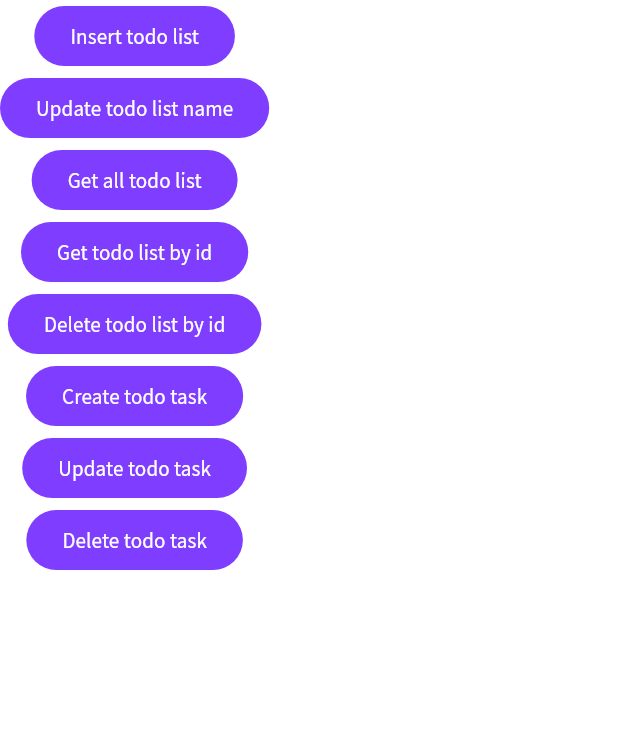
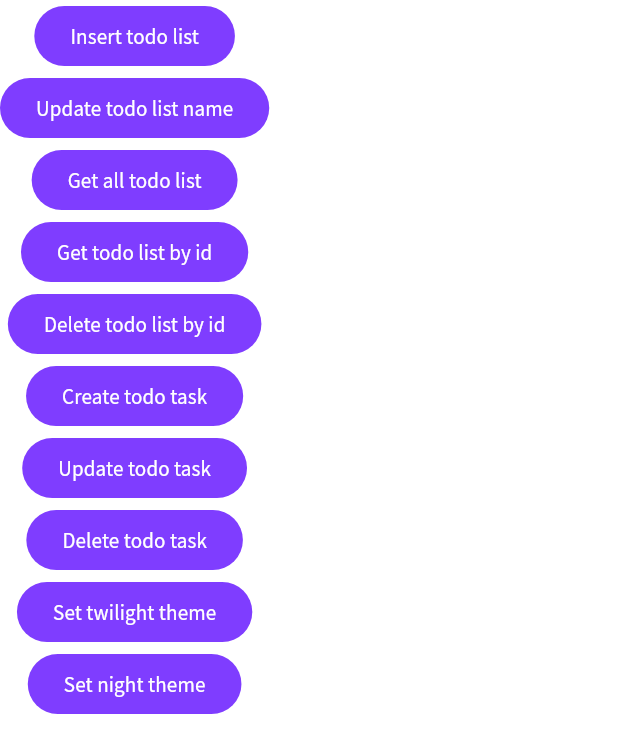
Before and after one commit to wisnukurniawan/Flutter-ToDo, a Flutter app: the screen it shows after launch, on a phone screen of 412 x 824 dp. Shown: the top 753 px of the screen. Run offline on Flutter 3.47's test engine with Material 2 defaults, Android fonts, the light colour scheme and no system bars; our stand-ins replace bloc, equatable, flutter_bloc, get_it, go_router, logger and 2 more; accounts and stored records are empty.

Commit message:
Implement theme preference

```diff
--- /dev/null
+++ b/lib/dataprovider/preference/ThemeProvider.dart
@@ -0,0 +1,15 @@
+import 'package:streaming_shared_preferences/streaming_shared_preferences.dart';
+
+class ThemeProvider {
+  final StreamingSharedPreferences preferences;
+
+  const ThemeProvider(this.preferences);
+
+  Stream<String> getTheme() {
+    return preferences.getString("theme", defaultValue: "light");
+  }
+
+  Future<bool> setTheme(String theme) async {
+    return await preferences.setString("theme", theme);
+  }
+}
--- /dev/null
+++ b/lib/dataprovider/theme_repository.dart
@@ -0,0 +1,18 @@
+import 'package:flutter_todo_list/dataprovider/preference/ThemeProvider.dart';
+import 'package:flutter_todo_list/foundation/utils/theme_parser.dart';
+
+import '../entity/theme.dart';
+
+class ThemeRepository {
+  final ThemeProvider _themeProvider;
+
+  const ThemeRepository(this._themeProvider);
+
+  Stream<Theme> getTheme() {
+    return _themeProvider.getTheme().map((event) => toTheme(event));
+  }
+
+  Future<bool> setTheme(Theme theme) async {
+    return _themeProvider.setTheme(theme.name);
+  }
+}
--- a/lib/feature/host/bloc/host_bloc.dart
+++ b/lib/feature/host/bloc/host_bloc.dart
@@ -1,18 +1,36 @@
+import 'dart:async';
+
 import 'package:bloc/bloc.dart';
-import 'package:flutter_todo_list/entity/theme.dart';
+import 'package:flutter_todo_list/dataprovider/theme_repository.dart';
 import 'package:flutter_todo_list/feature/host/bloc/host_logic.dart';
 
 import 'host_event.dart';
 import 'host_state.dart';
 
 class HostBloc extends Bloc<HostEvent, HostState> {
-  HostBloc() : super(const HostState()) {
+  HostBloc({
+    required ThemeRepository themeRepository,
+  }) : _themeRepository = themeRepository, super(const HostState()) {
     on<LoadTheme>(_onLoadTheme);
+    on<ThemeLoaded>(_onThemeLoaded);
   }
 
+  late final StreamSubscription _subscription;
+  final ThemeRepository _themeRepository;
+
   void _onLoadTheme(HostEvent event, Emitter<HostState> emit) {
-    // TODO get current theme from local
-    // Emit that
-    emit(state.copyWith(colorScheme: toColorScheme(Theme.light)));
+    _subscription = _themeRepository.getTheme().listen((theme) {
+      add(ThemeLoaded(theme: theme));
+    });
+  }
+
+  void _onThemeLoaded(ThemeLoaded event, Emitter<HostState> emit) {
+    emit(state.copyWith(colorScheme: toColorScheme(event.theme)));
+  }
+
+  @override
+  Future<void> close() {
+    _subscription.cancel();
+    return super.close();
   }
 }
--- a/lib/feature/host/bloc/host_event.dart
+++ b/lib/feature/host/bloc/host_event.dart
@@ -1,4 +1,5 @@
 import 'package:equatable/equatable.dart';
+import 'package:flutter_todo_list/entity/theme.dart';
 
 abstract class HostEvent extends Equatable {
   const HostEvent();
@@ -10,3 +11,8 @@ abstract class HostEvent extends Equatable {
 class LoadTheme extends HostEvent {
   const LoadTheme();
 }
+
+class ThemeLoaded extends HostEvent {
+  const ThemeLoaded({required this.theme});
+  final Theme theme;
+}
--- a/lib/feature/host/ui/host_screen.dart
+++ b/lib/feature/host/ui/host_screen.dart
@@ -4,18 +4,24 @@ import 'package:flutter_todo_list/feature/host/bloc/host_bloc.dart';
 import 'package:flutter_todo_list/feature/host/bloc/host_event.dart';
 import 'package:flutter_todo_list/feature/host/bloc/host_state.dart';
 import 'package:flutter_todo_list/runtime/navigation/main_router.dart';
+import 'package:get_it/get_it.dart';
 
 import '../../../foundation/theme/text.dart';
-import '../../test_repository/ui/test_repository_screen.dart';
+import '../../../foundation/widget/FutureResolve.dart';
 
 class HostScreen extends StatelessWidget {
   const HostScreen({super.key});
 
   @override
   Widget build(BuildContext context) {
-    return BlocProvider(
-      create: (_) => HostBloc()..add(const LoadTheme()),
-      child: const Theme(),
+    return FutureResolve<HostBloc>(
+      future: GetIt.instance.getAsync<HostBloc>(),
+      builder: (bloc) {
+        return BlocProvider(
+          create: (_) => bloc..add(const LoadTheme()),
+          child: const Theme(),
+        );
+      },
     );
   }
 }
--- a/lib/feature/test_repository/ui/test_repository_screen.dart
+++ b/lib/feature/test_repository/ui/test_repository_screen.dart
@@ -1,6 +1,8 @@
-import 'package:flutter/material.dart';
+import 'package:flutter/material.dart' hide Theme;
+import 'package:flutter_todo_list/dataprovider/theme_repository.dart';
 import 'package:flutter_todo_list/dataprovider/todo_list_repository.dart';
 import 'package:flutter_todo_list/dataprovider/todo_task_repository.dart';
+import 'package:flutter_todo_list/entity/theme.dart';
 import 'package:flutter_todo_list/entity/todo_status.dart';
 import 'package:flutter_todo_list/entity/todo_task.dart';
 import 'package:get_it/get_it.dart';
@@ -129,6 +131,18 @@ class TestRepositoryScreen extends StatelessWidget {
               await GetIt.instance.get<ToDoTaskRepository>().deleteToDoTask("1");
             },
             child: const Text('Delete todo task'),
+          ),
+          FilledButton(
+            onPressed: () async {
+              await GetIt.instance.get<ThemeRepository>().setTheme(Theme.twilight);
+            },
+            child: const Text('Set twilight theme'),
+          ),
+          FilledButton(
+            onPressed: () async {
+              await GetIt.instance.get<ThemeRepository>().setTheme(Theme.night);
+            },
+            child: const Text('Set night theme'),
           )
         ],
       ),
--- /dev/null
+++ b/lib/foundation/utils/theme_parser.dart
@@ -0,0 +1,5 @@
+import 'package:flutter_todo_list/entity/theme.dart';
+
+Theme toTheme(String value) {
+  return Theme.values.byName(value);
+}
--- /dev/null
+++ b/lib/foundation/widget/FutureResolve.dart
@@ -0,0 +1,26 @@
+import 'package:flutter/material.dart';
+
+class FutureResolve<T> extends StatelessWidget {
+  const FutureResolve({
+    super.key,
+    required this.future,
+    required this.builder,
+  });
+
+  final Future<T> future;
+  final Function(T value) builder;
+
+  @override
+  Widget build(BuildContext context) {
+    return FutureBuilder(
+      future: future,
+      builder: (context, snapshot) {
+        if (snapshot.hasData && snapshot.data != null) {
+          return builder.call(snapshot.data as T);
+        } else {
+          return const SizedBox.shrink();
+        }
+      },
+    );
+  }
+}
--- a/lib/main.dart
+++ b/lib/main.dart
@@ -3,11 +3,15 @@ import 'package:flutter/services.dart';
 import 'package:flutter_todo_list/dataprovider/local/todo_database.dart';
 import 'package:flutter_todo_list/dataprovider/local/todo_list_provider.dart';
 import 'package:flutter_todo_list/dataprovider/local/todo_task_provider.dart';
+import 'package:flutter_todo_list/dataprovider/theme_repository.dart';
 import 'package:flutter_todo_list/dataprovider/todo_list_repository.dart';
 import 'package:flutter_todo_list/dataprovider/todo_task_repository.dart';
+import 'package:flutter_todo_list/feature/host/bloc/host_bloc.dart';
 import 'package:get_it/get_it.dart';
 import 'package:sqflite/sqflite.dart';
+import 'package:streaming_shared_preferences/streaming_shared_preferences.dart';
 
+import 'dataprovider/preference/ThemeProvider.dart';
 import 'feature/host/ui/host_screen.dart';
 
 Future<void> main() async {
@@ -26,12 +30,20 @@ Future<void> initLocator() async {
     () async => ToDoDatabase.db.openDb(),
   );
 
+  // Init preferences
+  getIt.registerLazySingletonAsync<StreamingSharedPreferences>(
+    () async => StreamingSharedPreferences.instance,
+  );
+
   // Init data provider
   getIt.registerLazySingletonAsync<ToDoListProvider>(
     () async => ToDoListProvider(await getIt.getAsync()),
   );
   getIt.registerLazySingletonAsync<ToDoTaskProvider>(
     () async => ToDoTaskProvider(await getIt.getAsync()),
+  );
+  getIt.registerLazySingletonAsync<ThemeProvider>(
+    () async => ThemeProvider(await getIt.getAsync()),
   );
 
   // Init repository
@@ -40,6 +52,14 @@ Future<void> initLocator() async {
   );
   getIt.registerLazySingletonAsync<ToDoTaskRepository>(
     () async => ToDoTaskRepository(await getIt.getAsync()),
+  );
+  getIt.registerLazySingletonAsync<ThemeRepository>(
+    () async => ThemeRepository(await getIt.getAsync()),
+  );
+
+  // Init bloc
+  getIt.registerFactoryAsync(
+    () async => HostBloc(themeRepository: await getIt.getAsync()),
   );
 }
 
```
